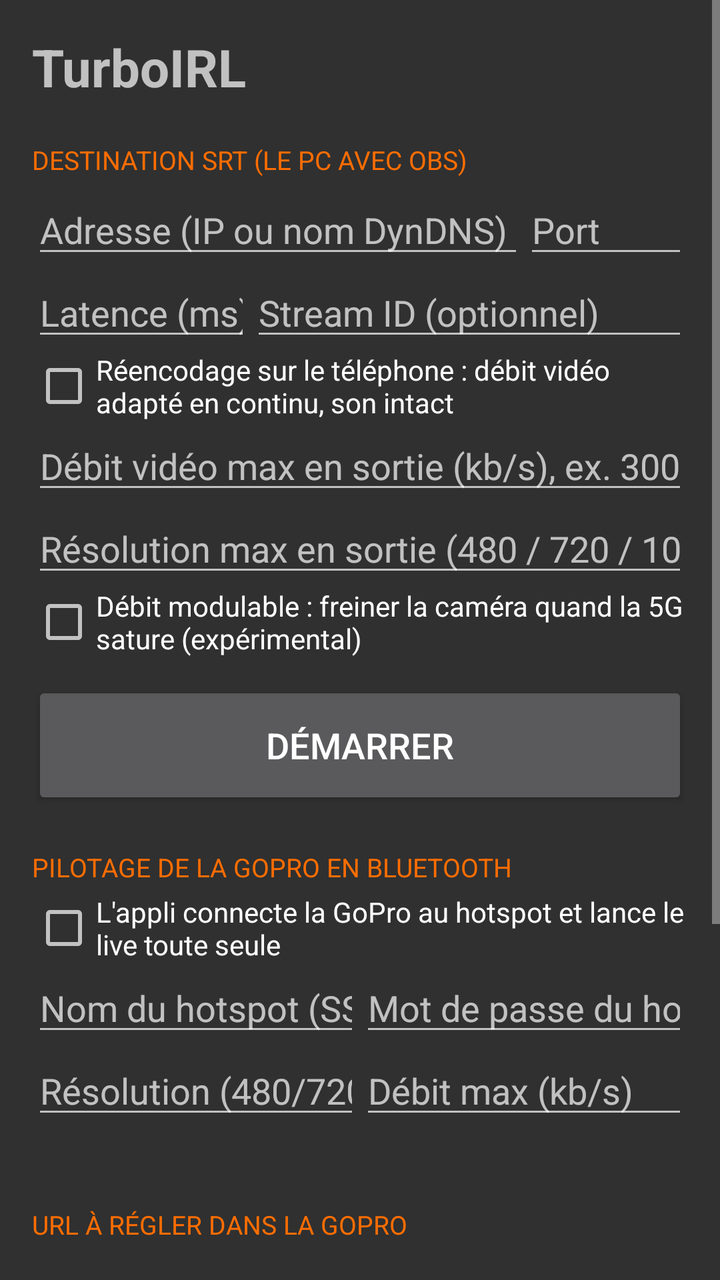
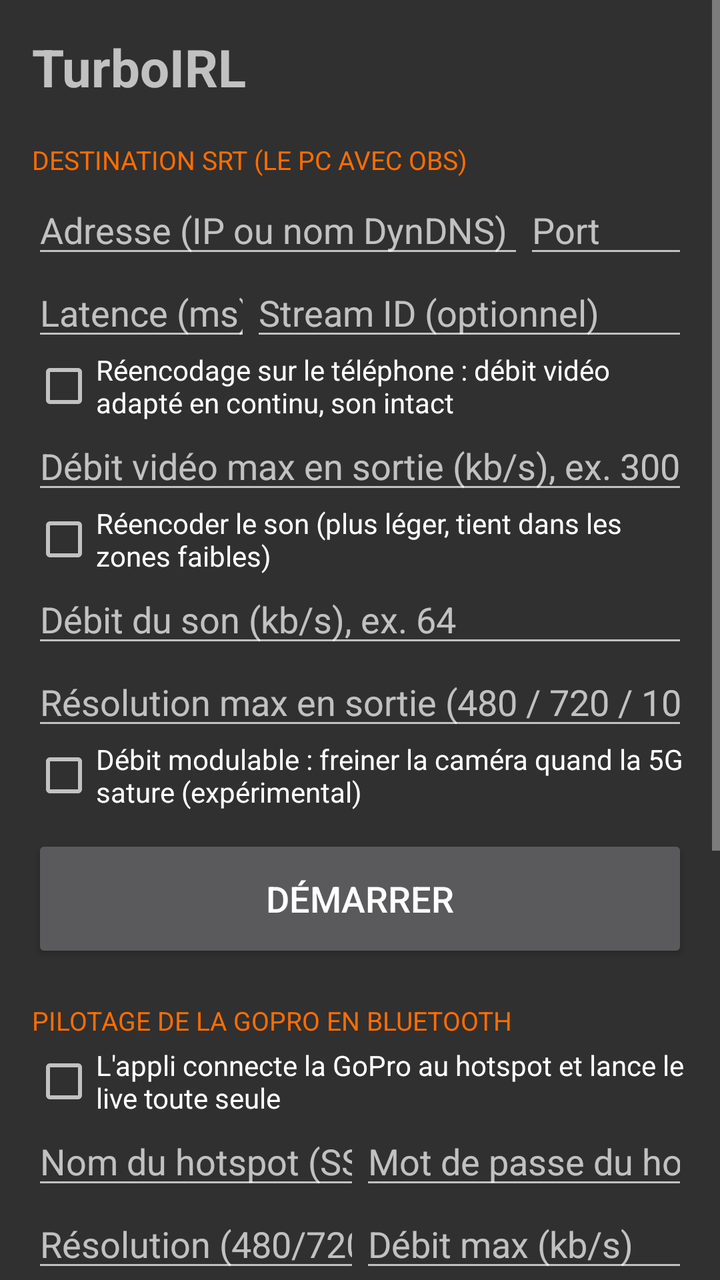

The first picture is an Android layout as it rendered before a commit; the second is the same layout after the commit. The layout source and the unified diff follow.
<!-- AndroidManifest.xml: application theme AppTheme -->
<!-- res/layout/activity_main.xml -->
<?xml version="1.0" encoding="utf-8"?>
<ScrollView xmlns:android="http://schemas.android.com/apk/res/android"
    android:layout_width="match_parent"
    android:layout_height="match_parent"
    android:fitsSystemWindows="true">

    <LinearLayout
        android:layout_width="match_parent"
        android:layout_height="wrap_content"
        android:orientation="vertical"
        android:padding="16dp">

        <TextView
            android:layout_width="wrap_content"
            android:layout_height="wrap_content"
            android:text="TurboIRL"
            android:textSize="26sp"
            android:textStyle="bold" />

        <TextView
            style="@style/SectionTitle"
            android:text="Destination SRT (le PC avec OBS)" />

        <LinearLayout
            android:layout_width="match_parent"
            android:layout_height="wrap_content"
            android:orientation="horizontal">

            <EditText
                android:id="@+id/srtHost"
                android:layout_width="0dp"
                android:layout_height="wrap_content"
                android:layout_weight="3"
                android:hint="Adresse (IP ou nom DynDNS)"
                android:importantForAutofill="no"
                android:inputType="textUri"
                android:singleLine="true" />

            <EditText
                android:id="@+id/srtPort"
                android:layout_width="0dp"
                android:layout_height="wrap_content"
                android:layout_weight="1"
                android:hint="Port"
                android:importantForAutofill="no"
                android:inputType="number"
                android:singleLine="true" />
        </LinearLayout>

        <LinearLayout
            android:layout_width="match_parent"
            android:layout_height="wrap_content"
            android:orientation="horizontal">

            <EditText
                android:id="@+id/srtLatency"
                android:layout_width="0dp"
                android:layout_height="wrap_content"
                android:layout_weight="1"
                android:hint="Latence (ms)"
                android:importantForAutofill="no"
                android:inputType="number"
                android:singleLine="true" />

            <EditText
                android:id="@+id/srtStreamId"
                android:layout_width="0dp"
                android:layout_height="wrap_content"
                android:layout_weight="2"
                android:hint="Stream ID (optionnel)"
                android:importantForAutofill="no"
                android:inputType="textNoSuggestions"
                android:singleLine="true" />
        </LinearLayout>

        <CheckBox
            android:id="@+id/transcode"
            android:layout_width="match_parent"
            android:layout_height="wrap_content"
            android:text="Réencodage sur le téléphone : débit vidéo adapté en continu, son intact" />

        <EditText
            android:id="@+id/outMaxKbps"
            android:layout_width="match_parent"
            android:layout_height="wrap_content"
            android:hint="Débit vidéo max en sortie (kb/s), ex. 3000"
            android:importantForAutofill="no"
            android:inputType="number"
            android:singleLine="true" />

        <EditText
            android:id="@+id/outMaxHeight"
            android:layout_width="match_parent"
            android:layout_height="wrap_content"
            android:hint="Résolution max en sortie (480 / 720 / 1080)"
            android:importantForAutofill="no"
            android:inputType="number"
            android:singleLine="true" />

        <CheckBox
            android:id="@+id/adaptive"
            android:layout_width="match_parent"
            android:layout_height="wrap_content"
            android:text="Débit modulable : freiner la caméra quand la 5G sature (expérimental)" />

        <Button
            android:id="@+id/toggle"
            android:layout_width="match_parent"
            android:layout_height="64dp"
            android:layout_marginTop="12dp"
            android:text="Démarrer"
            android:textSize="18sp" />

        <TextView
            style="@style/SectionTitle"
            android:text="Pilotage de la GoPro en Bluetooth" />

        <CheckBox
            android:id="@+id/goproEnabled"
            android:layout_width="match_parent"
            android:layout_height="wrap_content"
            android:text="L'appli connecte la GoPro au hotspot et lance le live toute seule" />

        <LinearLayout
            android:layout_width="match_parent"
            android:layout_height="wrap_content"
            android:orientation="horizontal">

            <EditText
                android:id="@+id/goproSsid"
                android:layout_width="0dp"
                android:layout_height="wrap_content"
                android:layout_weight="1"
                android:hint="Nom du hotspot (SSID)"
                android:importantForAutofill="no"
                android:inputType="textNoSuggestions"
                android:singleLine="true" />

            <EditText
                android:id="@+id/goproPassword"
                android:layout_width="0dp"
                android:layout_height="wrap_content"
                android:layout_weight="1"
                android:hint="Mot de passe du hotspot"
                android:importantForAutofill="no"
                android:inputType="textVisiblePassword"
                android:singleLine="true" />
        </LinearLayout>

        <LinearLayout
            android:layout_width="match_parent"
            android:layout_height="wrap_content"
            android:orientation="horizontal">

            <EditText
                android:id="@+id/goproResolution"
                android:layout_width="0dp"
                android:layout_height="wrap_content"
                android:layout_weight="1"
                android:hint="Résolution (480/720/1080)"
                android:importantForAutofill="no"
                android:inputType="number"
                android:singleLine="true" />

            <EditText
                android:id="@+id/goproMaxKbps"
                android:layout_width="0dp"
                android:layout_height="wrap_content"
                android:layout_weight="1"
                android:hint="Débit max (kb/s)"
                android:importantForAutofill="no"
                android:inputType="number"
                android:singleLine="true" />
        </LinearLayout>

        <TextView
            android:id="@+id/goproStatus"
            android:layout_width="match_parent"
            android:layout_height="wrap_content"
            android:fontFamily="monospace"
            android:textSize="14sp" />

        <TextView
            style="@style/SectionTitle"
            android:text="URL à régler dans la GoPro" />

        <TextView
            android:id="@+id/rtmpUrl"
            android:layout_width="match_parent"
            android:layout_height="wrap_content"
            android:fontFamily="monospace"
            android:textIsSelectable="true"
            android:textSize="15sp" />

        <TextView
            style="@style/SectionTitle"
            android:text="État" />

        <TextView
            android:id="@+id/status"
            android:layout_width="match_parent"
            android:layout_height="wrap_content"
            android:fontFamily="monospace"
            android:textSize="14sp" />

        <Button
            android:id="@+id/battery"
            android:layout_width="match_parent"
            android:layout_height="wrap_content"
            android:layout_marginTop="12dp"
            android:text="Autoriser l'exécution en arrière-plan" />

        <TextView
            style="@style/SectionTitle"
            android:text="Journal" />

        <Button
            android:id="@+id/share"
            android:layout_width="match_parent"
            android:layout_height="wrap_content"
            android:text="Partager le journal (Discord…)" />

        <TextView
            android:id="@+id/log"
            android:layout_width="match_parent"
            android:layout_height="wrap_content"
            android:fontFamily="monospace"
            android:textIsSelectable="true"
            android:textSize="11sp" />
    </LinearLayout>
</ScrollView>
<!-- resources referenced by this layout -->
<resources>
  <style name="SectionTitle">
          <item name="android:layout_width">wrap_content</item>
          <item name="android:layout_height">wrap_content</item>
          <item name="android:layout_marginTop">20dp</item>
          <item name="android:layout_marginBottom">4dp</item>
          <item name="android:textColor">#FF6D00</item>
          <item name="android:textSize">13sp</item>
          <item name="android:textAllCaps">true</item>
      </style>
  <style name="AppTheme" parent="android:Theme.Material.NoActionBar">
          <item name="android:colorAccent">#FF6D00</item>
      </style>
</resources>

<!-- the commit's change to res/layout/activity_main.xml (unified diff, before → after) -->
@@ -88,6 +88,21 @@
             android:inputType="number"
             android:singleLine="true" />
 
+        <CheckBox
+            android:id="@+id/audioTranscode"
+            android:layout_width="match_parent"
+            android:layout_height="wrap_content"
+            android:text="Réencoder le son (plus léger, tient dans les zones faibles)" />
+
+        <EditText
+            android:id="@+id/audioKbps"
+            android:layout_width="match_parent"
+            android:layout_height="wrap_content"
+            android:hint="Débit du son (kb/s), ex. 64"
+            android:importantForAutofill="no"
+            android:inputType="number"
+            android:singleLine="true" />
+
         <EditText
             android:id="@+id/outMaxHeight"
             android:layout_width="match_parent"
